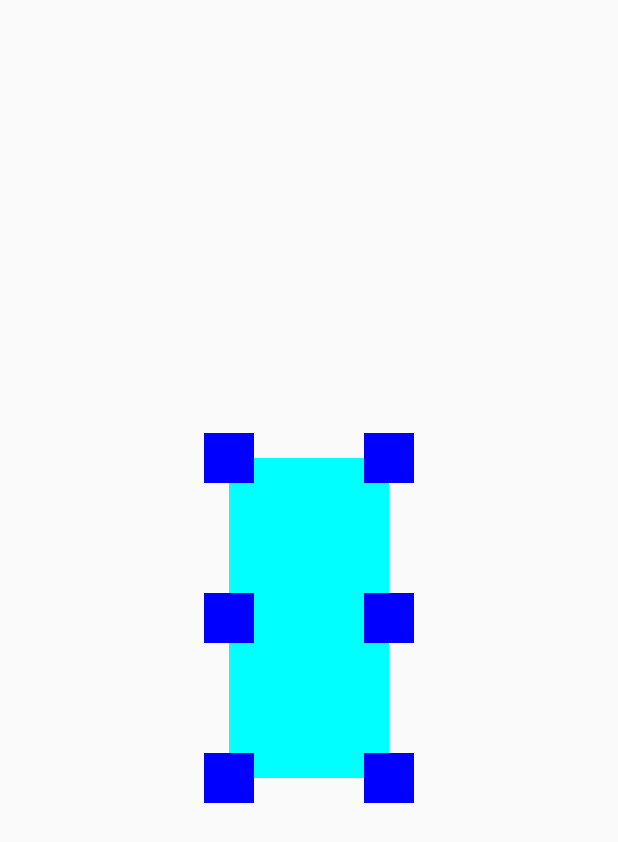
After one commit to talentzxf/SixLegRobot, an Android app: the IKControlActivity screen opened directly, with no data from a screen before it, on a phone screen of 412 x 824 dp. The commit adds this screen. Shown: the top 842 px of the screen. Run offline under Robolectric (Android 15) with nearby library versions, the phone set to English and light mode, and no system bars; our stand-ins replace Volley; network calls fail; 1 statement that could not run was skipped.

Commit message:
Prepare to do IK for one leg

```diff
--- /dev/null
+++ b/app/src/main/java/com/vincentzhang/sixlegrobot/IKControlActivity.java
@@ -0,0 +1,237 @@
+package com.vincentzhang.sixlegrobot;
+
+import android.app.Activity;
+import android.content.Context;
+import android.graphics.Canvas;
+import android.graphics.Color;
+import android.graphics.Paint;
+import android.graphics.Point;
+import android.graphics.RectF;
+import android.os.Bundle;
+import android.util.AttributeSet;
+import android.util.Log;
+import android.view.MotionEvent;
+import android.view.View;
+import android.widget.SeekBar;
+import android.widget.TextView;
+
+import com.android.volley.Request;
+import com.android.volley.RequestQueue;
+import com.android.volley.Response;
+import com.android.volley.VolleyError;
+import com.android.volley.toolbox.StringRequest;
+import com.android.volley.toolbox.Volley;
+
+import java.util.HashMap;
+import java.util.Map;
+
+public class IKControlActivity extends Activity {
+
+    private IKControlView view;
+
+    // TODO: Make a REST call to get the legHeight
+    private float legHeight = -1.5f;
+    private float maxLegHeight = 1.0f;
+
+    @Override
+    protected void onCreate(Bundle savedInstanceState) {
+        super.onCreate(savedInstanceState);
+        setContentView(R.layout.ik_control);
+
+        SeekBar legHeightSeekBar = findViewById(R.id.heightSeekBar);
+        legHeightSeekBar.setOnSeekBarChangeListener(new SeekBar.OnSeekBarChangeListener() {
+
+            @Override
+            public void onProgressChanged(SeekBar seekBar, int progress, boolean fromUser) {
+                float newHeight = (float) progress / 100.0f * (maxLegHeight - legHeight) + legHeight;
+                sendCommand(Request.Method.PUT, "/robot/legs/0/height?height=" + newHeight);
+            }
+
+            @Override
+            public void onStartTrackingTouch(SeekBar seekBar) {
+
+            }
+
+            @Override
+            public void onStopTrackingTouch(SeekBar seekBar) {
+
+            }
+        });
+    }
+
+    void sendCommand(int method, String remoteCommand) {
+        Utils.sendCommand(this, method, remoteCommand);
+    }
+}
+
+class LegRect {
+    private final float RECTSIZE = 50.f;
+    private Point scrLegPoint = new Point();
+    private boolean selected = false;
+
+    public LegRect(int scrX, int scrY) {
+        scrLegPoint.x = scrX;
+        scrLegPoint.y = scrY;
+    }
+
+    public void draw(Canvas canvas) {
+        Paint pen = new Paint();
+        pen.setStyle(Paint.Style.FILL_AND_STROKE);
+        if (selected) {
+            pen.setColor(Color.parseColor("#ff0000"));
+        } else {
+            pen.setColor(Color.parseColor("#0000ff"));
+        }
+
+        canvas.drawRect(new RectF(
+                scrLegPoint.x - RECTSIZE / 2.f,
+                scrLegPoint.y - RECTSIZE / 2.f,
+                scrLegPoint.x + RECTSIZE / 2.f,
+                scrLegPoint.y + RECTSIZE / 2.f
+        ), pen);
+    }
+
+    public boolean contains(int x, int y) {
+        RectF rectF = new RectF(
+                scrLegPoint.x - RECTSIZE / 2.f,
+                scrLegPoint.y - RECTSIZE / 2.f,
+                scrLegPoint.x + RECTSIZE / 2.f,
+                scrLegPoint.y + RECTSIZE / 2.f
+        );
+        return rectF.contains(x, y);
+    }
+
+    public void setSelect(boolean isSelected) {
+        this.selected = isSelected;
+    }
+
+    public void setPos(int x, int y) {
+        this.scrLegPoint.x = x;
+        this.scrLegPoint.y = y;
+    }
+}
+
+class IKControlView extends View implements View.OnTouchListener {
+    private Activity activity;
+    private final float BODY_WIDTH = 8.f;
+    private final float BODY_LENGTH = 16.f;
+    private final float SCALE = 20.f;
+    private final float STRETCH = 100.0f;
+
+    private boolean inited = false;
+    private Map<Integer, LegRect> legRectMap = new HashMap();
+    private LegRect curSelectedLeg = null;
+
+    public IKControlView(Context context, AttributeSet attributeSet) {
+        super(context, attributeSet);
+        setOnTouchListener(this);
+        activity = (Activity) context;
+    }
+
+    private void initLegRects(int scrWidth, int scrHeight) {
+        legRectMap.clear();
+
+        int centerX = scrWidth / 2;
+        int centerY = scrHeight / 2;
+
+        // Add leg rects
+        legRectMap.put(0, new LegRect((int) (centerX - BODY_WIDTH / 2.0f * SCALE), (int) (centerY - BODY_LENGTH / 2.0f * SCALE))); // Left up
+        legRectMap.put(1, new LegRect((int) (centerX + BODY_WIDTH / 2.0f * SCALE), (int) (centerY - BODY_LENGTH / 2.0f * SCALE))); // Right up
+        legRectMap.put(2, new LegRect((int) (centerX + BODY_WIDTH / 2.0f * SCALE), (int) (centerY))); // Right center
+        legRectMap.put(3, new LegRect((int) (centerX + BODY_WIDTH / 2.0f * SCALE), (int) (centerY + BODY_LENGTH / 2.0f * SCALE))); // Right down
+        legRectMap.put(4, new LegRect((int) (centerX - BODY_WIDTH / 2.0f * SCALE), (int) (centerY + BODY_LENGTH / 2.0f * SCALE))); // Left down
+        legRectMap.put(5, new LegRect((int) (centerX - BODY_WIDTH / 2.0f * SCALE), (int) (centerY))); // Left center
+
+        inited = true;
+    }
+
+    @Override
+    protected void onDraw(Canvas canvas) {
+        super.onDraw(canvas);
+
+        // Draw a rectange in the center of the canvas
+        int screenWidth = getWidth();
+        int screenHeight = getHeight();
+
+        if (!inited) {
+            initLegRects(screenWidth, screenHeight);
+        }
+
+        Paint pen = new Paint();
+        pen.setStyle(Paint.Style.FILL_AND_STROKE);
+        pen.setColor(Color.parseColor("#00ffff"));
+
+        RectF bodyRect = new RectF(
+                screenWidth / 2.f - BODY_WIDTH * SCALE / 2.f,
+                screenHeight / 2.f - BODY_LENGTH * SCALE / 2.f,
+                screenWidth / 2.f + BODY_WIDTH * SCALE / 2.f,
+                screenHeight / 2.f + BODY_LENGTH * SCALE / 2.f);
+        canvas.drawRect(bodyRect, pen);
+
+        for (LegRect legRect : legRectMap.values()) {
+            legRect.draw(canvas);
+        }
+    }
+
+    private void hideHeightSeekBar() {
+        SeekBar heightSeekBar = activity.findViewById(R.id.legHeightSeekBar);
+        if (heightSeekBar != null) {
+            heightSeekBar.setVisibility(INVISIBLE);
+        }
+    }
+
+    private void showHeightSeekBar() {
+        SeekBar heightSeekBar = activity.findViewById(R.id.legHeightSeekBar);
+        if (heightSeekBar != null) {
+            heightSeekBar.setVisibility(VISIBLE);
+            Log.i(IKControlView.class.getName(), "heightSeekBar shown now!");
+        } else {
+            Log.e(IKControlView.class.getName(), "heightSeekBar can't be shown!");
+        }
+    }
+
+    @Override
+    public boolean onTouch(View v, MotionEvent event) {
+        int eventAction = event.getAction();
+        int x = (int) event.getX();
+        int y = (int) event.getY();
+
+        Log.i("IKControlView", "touch event x:" + x + ",y:" + y + ", event:" + eventAction);
+
+        switch (eventAction) {
+            case MotionEvent.ACTION_DOWN:
+                boolean clickInLegRect = false;
+                for (LegRect legRect : legRectMap.values()) {
+                    if (legRect.contains(x, y)) {
+                        legRect.setSelect(true);
+                        curSelectedLeg = legRect;
+                        clickInLegRect = true;
+
+                        showHeightSeekBar();
+                    } else {
+                        legRect.setSelect(false);
+                    }
+                }
+
+                if (!clickInLegRect) {
+                    for (LegRect legRect : legRectMap.values()) {
+                        legRect.setSelect(false);
+                    }
+                    curSelectedLeg = null;
+                    hideHeightSeekBar();
+                }
+
+                break;
+            case MotionEvent.ACTION_MOVE:
+                if (curSelectedLeg != null) {
+                    curSelectedLeg.setPos(x, y);
+                }
+                break;
+            case MotionEvent.ACTION_UP:
+                break;
+
+        }
+        invalidate();
+        return true;
+    }
+}
--- /dev/null
+++ b/app/src/main/res/layout/ik_control.xml
@@ -0,0 +1,29 @@
+<?xml version="1.0" encoding="utf-8"?>
+<android.support.constraint.ConstraintLayout xmlns:android="http://schemas.android.com/apk/res/android"
+    xmlns:app="http://schemas.android.com/apk/res-auto"
+    xmlns:tools="http://schemas.android.com/tools"
+    android:layout_width="match_parent"
+    android:layout_height="match_parent"
+    tools:context=".IKControlActivity">
+
+
+    <com.vincentzhang.sixlegrobot.IKControlView
+        android:id="@+id/IKControlView"
+        android:layout_width="wrap_content"
+        android:layout_height="wrap_content"
+        app:layout_constraintBottom_toBottomOf="parent"
+        app:layout_constraintStart_toStartOf="parent"
+        app:layout_constraintTop_toTopOf="parent" />
+
+    <SeekBar
+        android:id="@+id/legHeightSeekBar"
+        android:layout_width="104dp"
+        android:layout_height="237dp"
+        android:max="100"
+        android:min="0"
+        android:progress="0"
+        android:rotation="270"
+        android:visibility="invisible"
+        app:layout_constraintBottom_toBottomOf="parent"
+        app:layout_constraintStart_toStartOf="parent" />
+</android.support.constraint.ConstraintLayout>
```
Also changed, not shown: app/src/main/AndroidManifest.xml (+7 -0 lines), app/src/main/java/com/vincentzhang/sixlegrobot/MainActivity.java (+14 -65 lines), app/src/main/java/com/vincentzhang/sixlegrobot/Utils.java (added, +52 -0 lines), app/src/main/res/layout/activity_main.xml (+1 -10 lines), app/src/main/res/layout/content_main.xml (+13 -2 lines).
